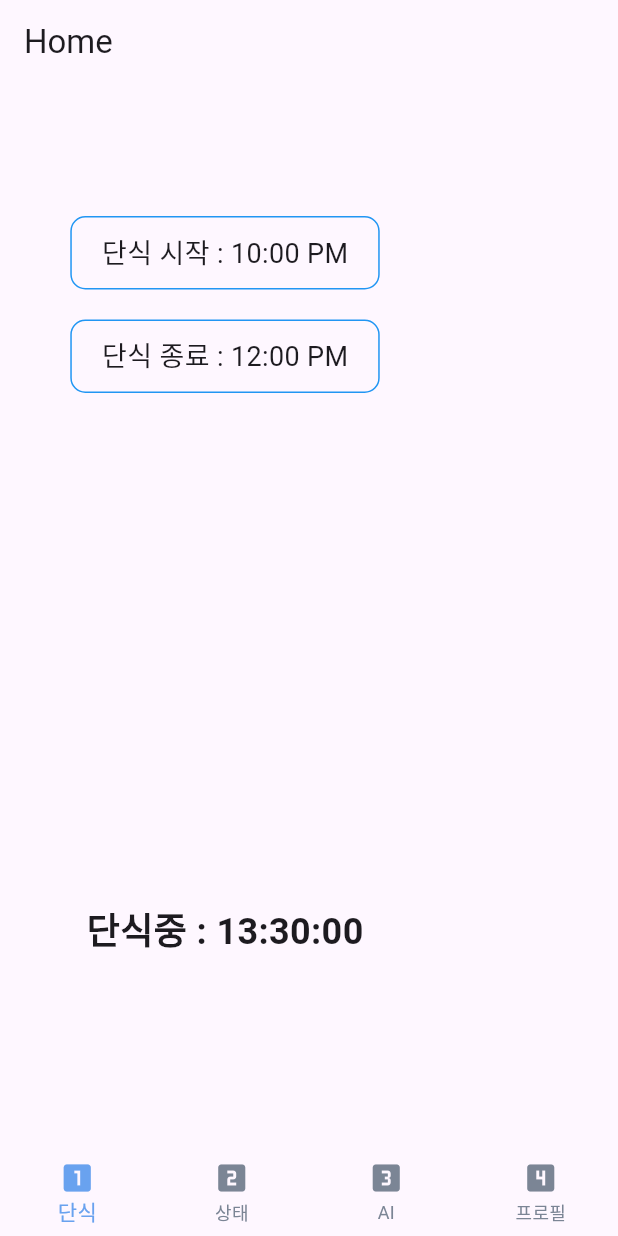
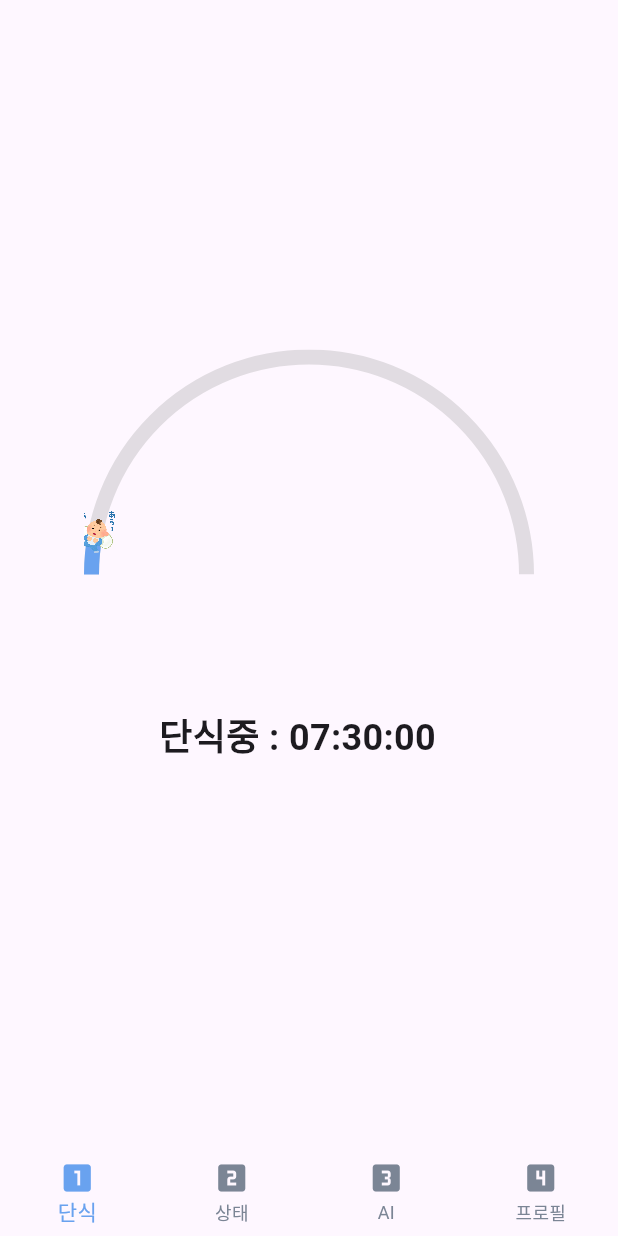
Before and after one commit to SeoJeongHun95/Hungry_app, a Flutter app: the first screen one second after launch, on a phone screen of 412 x 824 dp. Run offline on Flutter 3.47's test engine with Material 3 defaults, Android fonts, the phone set to English and light mode, and no system bars; our stand-ins replace flutter_riverpod, go_router, riverpod_annotation; generated files the repository leaves out were written again.

Commit message:
배고파 단식 프로그레스 위젯 view viewmodel 1차분리
- 단식시작,단식종료 시간선택 추가필요

```diff
--- a/lib/core/router/bottomNavBar.dart
+++ b/lib/core/router/bottomNavBar.dart
@@ -1,6 +1,7 @@
-import 'package:baegopa/core/theme/app_color.dart';
 import 'package:flutter/material.dart';
 import 'package:go_router/go_router.dart';
+
+import '../theme/app_color.dart';
 
 class BottomNavBar extends StatelessWidget {
   const BottomNavBar({super.key});
--- a/lib/core/router/router.dart
+++ b/lib/core/router/router.dart
@@ -3,7 +3,7 @@ import 'package:flutter_riverpod/flutter_riverpod.dart';
 import 'package:go_router/go_router.dart';
 
 import '../../src/AI/presentation/ai_page.dart';
-import '../../src/Home/presentation/home_page.dart';
+import '../../src/Home/presentation/view/home_page.dart';
 import '../../src/MyProfile/presentation/profile_page.dart';
 import '../../src/MyState/presentation/state_page.dart';
 
--- a/lib/src/AI/presentation/ai_page.dart
+++ b/lib/src/AI/presentation/ai_page.dart
@@ -1,4 +1,4 @@
-import 'package:baegopa/core/router/bottomNavBar.dart';
+import 'package:baegopa/core/router/bottomnavbar.dart';
 import 'package:flutter/material.dart';
 
 class AiPage extends StatelessWidget {
--- a/lib/src/Home/presentation/home_page.dart
+++ /dev/null
@@ -1,17 +0,0 @@
-import 'package:flutter/material.dart';
-
-import '../../../core/router/bottomNavBar.dart';
-import 'widget/baegopa_timer_widget.dart';
-
-class HomePage extends StatelessWidget {
-  const HomePage({super.key});
-
-  @override
-  Widget build(BuildContext context) {
-    return Scaffold(
-      appBar: AppBar(title: const Text('Home')),
-      body: const Center(child: BaegopaTimerWidget()),
-      bottomNavigationBar: const BottomNavBar(),
-    );
-  }
-}
--- /dev/null
+++ b/lib/src/Home/presentation/view/home_page.dart
@@ -0,0 +1,16 @@
+import 'package:flutter/material.dart';
+
+import '../../../../core/router/bottomnavbar.dart';
+import '../widget/baegopa_timer_widget.dart';
+
+class HomePage extends StatelessWidget {
+  const HomePage({super.key});
+
+  @override
+  Widget build(BuildContext context) {
+    return const Scaffold(
+      body: Center(child: BeagopaTimerWidget()),
+      bottomNavigationBar: BottomNavBar(),
+    );
+  }
+}
--- a/lib/src/Home/presentation/widget/baegopa_timer_widget.dart
+++ b/lib/src/Home/presentation/widget/baegopa_timer_widget.dart
@@ -1,175 +1,154 @@
 import 'dart:async';
+import 'dart:ui' as ui;
 
 import 'package:flutter/material.dart';
+import 'package:flutter_riverpod/flutter_riverpod.dart';
 
+import '../provider/beagopa_timer_provider.dart';
 import 'progress_painter_widget.dart';
 
-class BaegopaTimerWidget extends StatefulWidget {
-  const BaegopaTimerWidget({super.key});
+class BeagopaTimerWidget extends ConsumerStatefulWidget {
+  const BeagopaTimerWidget({super.key});
 
   @override
-  _BaegopaTimerWidgetState createState() => _BaegopaTimerWidgetState();
+  ConsumerState<ConsumerStatefulWidget> createState() =>
+      _BeagopaTimerWidgetState();
 }
 
-class _BaegopaTimerWidgetState extends State<BaegopaTimerWidget> {
-  late Timer _timer;
-  late DateTime _startTime;
-  late DateTime _endTime;
-  late Duration _remainingTime;
-  bool _isTimerRunning = false;
+class _BeagopaTimerWidgetState extends ConsumerState<BeagopaTimerWidget> {
+  final imgPath = "lib/core/img/akachan_nango.png";
 
-  // 시작 시간과 종료 시간을 설정할 수 있는 변수
-  TimeOfDay _selectedStartTime = const TimeOfDay(hour: 22, minute: 0);
-  TimeOfDay _selectedEndTime = const TimeOfDay(hour: 24, minute: 0);
+  ui.Image? _image;
 
-  // 원호 진행률을 계산하는 함수
-  double getProgress() {
+  @override
+  void initState() {
+    super.initState();
+    WidgetsBinding.instance.addPostFrameCallback((_) {
+      ref.read(beagopaTimerProvider.notifier).startTimer();
+    });
+    _loadImage(imgPath);
+  }
+
+  Future<void> _loadImage(String imgPath) async {
+    final data = await DefaultAssetBundle.of(context).load(imgPath);
+    final codec = await ui.instantiateImageCodec(data.buffer.asUint8List());
+    final frame = await codec.getNextFrame();
+    setState(() {
+      _image = frame.image;
+    });
+  }
+
+  // Future<void> _selectTime(BuildContext context, bool isStartTime) async {
+  //   final initialTime = isStartTime ? _selectedStartTime : _selectedEndTime;
+  //   final TimeOfDay? newTime = await showTimePicker(
+  //     context: context,
+  //     initialTime: initialTime,
+  //   );
+  //   if (newTime != null) {
+  //     setState(() {
+  //       if (isStartTime) {
+  //         _selectedStartTime = newTime;
+  //       } else {
+  //         _selectedEndTime = newTime;
+  //       }
+  //     });
+  //   }
+  // }
+
+  double getProgress({required DateTime startTime, required DateTime endTime}) {
     final now = DateTime.now();
-
-    // 현재 시간이 시작 시간을 지나면
-    if (now.isAfter(_startTime)) {
-      // 만약 현재 시간이 종료 시간을 지나지 않았다면
-      if (now.isBefore(_endTime)) {
-        final elapsedTime = now.difference(_startTime).inSeconds;
-        final totalTime = _endTime.difference(_startTime).inSeconds;
-        return elapsedTime / totalTime; // 진행률 계산
+    if (now.isAfter(startTime)) {
+      if (now.isBefore(endTime)) {
+        final elapsedTime = now.difference(startTime).inSeconds;
+        final totalTime = endTime.difference(startTime).inSeconds;
+        return elapsedTime / totalTime;
       } else {
-        return 1.0; // 종료 시간이 지나면 100%
+        return 1.0;
       }
     }
-    return 0.0; // 시작 시간이 지나지 않았다면 0%
+    return 0.0;
   }
 
-  // 시간 포맷팅 (hh:mm:ss)
   String _formatTime(Duration duration) {
     return "${duration.inHours.toString().padLeft(2, '0')}:${(duration.inMinutes % 60).toString().padLeft(2, '0')}:${(duration.inSeconds % 60).toString().padLeft(2, '0')}";
   }
 
-  // 시간 선택 다이얼로그 열기
-  Future<void> _selectTime(BuildContext context, bool isStartTime) async {
-    final initialTime = isStartTime ? _selectedStartTime : _selectedEndTime;
-    final TimeOfDay? newTime = await showTimePicker(
-      context: context,
-      initialTime: initialTime,
-    );
-    if (newTime != null) {
-      setState(() {
-        if (isStartTime) {
-          _selectedStartTime = newTime;
-        } else {
-          _selectedEndTime = newTime;
-        }
-      });
-    }
-  }
-
-  // 타이머 시작
-  void _startTimer() {
-    final now = DateTime.now();
-    _startTime = DateTime(now.year, now.month, now.day, _selectedStartTime.hour,
-        _selectedStartTime.minute);
-    _endTime = DateTime(now.year, now.month, now.day, _selectedEndTime.hour,
-        _selectedEndTime.minute);
-
-    // 종료 시간이 시작 시간보다 이른 경우, 종료 시간을 다음 날로 설정
-    if (_endTime.isBefore(_startTime)) {
-      _endTime = _endTime.add(const Duration(days: 1));
-    }
-
-    setState(() {
-      // 현재 시간이 시작 시간을 지났다면 그 차이를 반영하여 시작
-      final elapsedTime =
-          now.isAfter(_startTime) ? now.difference(_startTime) : Duration.zero;
-      _remainingTime = _endTime.difference(now).isNegative
-          ? Duration.zero
-          : _endTime.difference(now); // 종료 시간까지 남은 시간 계산
-      _isTimerRunning = true;
-    });
-
-    // 타이머 시작
-    _timer = Timer.periodic(const Duration(seconds: 1), (timer) {
-      final now = DateTime.now();
-
-      // 현재 시간이 시작 시간 이후면 진행 중인 시간을 반영
-      if (now.isAfter(_startTime) && now.isBefore(_endTime)) {
-        setState(() {
-          _remainingTime = _endTime.difference(now);
-        });
-      } else if (now.isAfter(_endTime)) {
-        _stopTimer(); // 종료 시간이 지나면 타이머 멈추기
-      }
-    });
-  }
-
-  // 타이머 정지
-  void _stopTimer() {
-    _timer.cancel();
-    setState(() {
-      _isTimerRunning = false;
-    });
-  }
-
-  @override
-  void initState() {
-    super.initState();
-    _startTimer(); // 앱이 실행되면 타이머 자동 시작
-  }
-
   @override
   Widget build(BuildContext context) {
-    return Scaffold(
-      body: Column(
-        mainAxisAlignment: MainAxisAlignment.center,
+    final beagopaTimerState = ref.watch(beagopaTimerProvider);
+
+    return Stack(
       children: [
-          GestureDetector(
-            onTap: () => _selectTime(context, true),
-            child: Container(
-              padding:
-                  const EdgeInsets.symmetric(vertical: 10.0, horizontal: 20.0),
-              decoration: BoxDecoration(
-                border: Border.all(color: Colors.blue),
-                borderRadius: BorderRadius.circular(10.0),
-              ),
-              child: Text(
-                '단식 시작 : ${_selectedStartTime.format(context)}',
-                style: const TextStyle(fontSize: 18),
-              ),
-            ),
-          ),
-          const SizedBox(height: 20),
-          GestureDetector(
-            onTap: () => _selectTime(context, false),
-            child: Container(
-              padding:
-                  const EdgeInsets.symmetric(vertical: 10.0, horizontal: 20.0),
-              decoration: BoxDecoration(
-                border: Border.all(color: Colors.blue),
-                borderRadius: BorderRadius.circular(10.0),
-              ),
-              child: Text(
-                '단식 종료 : ${_selectedEndTime.format(context)}',
-                style: const TextStyle(fontSize: 18),
-              ),
-            ),
-          ),
-          const SizedBox(height: 20),
         SizedBox(
           width: 300,
           height: 300,
           child: CustomPaint(
             painter: ProgressPainter(
-                progress: getProgress(),
+              progress: getProgress(
+                startTime: beagopaTimerState["startTime"],
+                endTime: beagopaTimerState["endTime"],
+              ),
+              image: _image,
+              imageSize: 30.0,
             ),
           ),
         ),
-          const SizedBox(height: 20),
-          Text(
-            _isTimerRunning ? "단식중 : ${_formatTime(_remainingTime)}" : "배고팡",
+        Positioned(
+          top: 240,
+          left: 50,
+          child: SizedBox(
+            child: Text(
+              beagopaTimerState["isTimerRunning"]
+                  ? "단식중 : ${_formatTime(beagopaTimerState["remainingTime"])}"
+                  : "배고파!",
               style: const TextStyle(fontSize: 24, fontWeight: FontWeight.bold),
             ),
-          const SizedBox(height: 40),
+          ),
+        ),
+        const Positioned(
+          top: 160,
+          left: 30,
+          child: Row(
+            mainAxisAlignment: MainAxisAlignment.spaceEvenly,
+            children: [
+              // GestureDetector(
+              //   onTap: () => _selectTime(context, true),
+              //   child: Container(
+              //     padding: const EdgeInsets.symmetric(
+              //       vertical: 10.0,
+              //       horizontal: 20.0,
+              //     ),
+              //     decoration: BoxDecoration(
+              //       border: Border.all(color: Colors.blue),
+              //       borderRadius: BorderRadius.circular(10.0),
+              //     ),
+              //     child: Text(
+              //       _selectedStartTime.format(context),
+              //       style: const TextStyle(fontSize: 18),
+              //     ),
+              //   ),
+              // ),
+              // GestureDetector(
+              //   onTap: () => _selectTime(context, false),
+              //   child: Container(
+              //     padding: const EdgeInsets.symmetric(
+              //       vertical: 10.0,
+              //       horizontal: 20.0,
+              //     ),
+              //     decoration: BoxDecoration(
+              //       border: Border.all(color: Colors.blue),
+              //       borderRadius: BorderRadius.circular(10.0),
+              //     ),
+              //     child: Text(
+              //       _selectedEndTime.format(context),
+              //       style: const TextStyle(fontSize: 18),
+              //     ),
+              //   ),
+              // ),
             ],
           ),
+        ),
+      ],
     );
   }
 }
--- a/lib/src/MyProfile/presentation/profile_page.dart
+++ b/lib/src/MyProfile/presentation/profile_page.dart
@@ -1,4 +1,4 @@
-import 'package:baegopa/core/router/bottomNavBar.dart';
+import 'package:baegopa/core/router/bottomnavbar.dart';
 import 'package:flutter/material.dart';
 
 class ProfilePage extends StatelessWidget {
--- a/lib/src/MyState/presentation/state_page.dart
+++ b/lib/src/MyState/presentation/state_page.dart
@@ -1,4 +1,4 @@
-import 'package:baegopa/core/router/bottomNavBar.dart';
+import 'package:baegopa/core/router/bottomnavbar.dart';
 import 'package:flutter/material.dart';
 
 class StatePage extends StatelessWidget {
```
Also changed, not shown: lib/src/Home/presentation/provider/beagopa_timer_provider.dart (added, +95 -0 lines), lib/src/Home/presentation/widget/progress_painter_widget.dart (+57 -20 lines), pubspec.yaml (+9 -2 lines), lib/core/img/akachan_nango.png (added), lib/src/Home/presentation/provider/beagopa_timer_provider.g.dart (added), pubspec.lock. Lines whose indentation alone changed are shown as unchanged.
